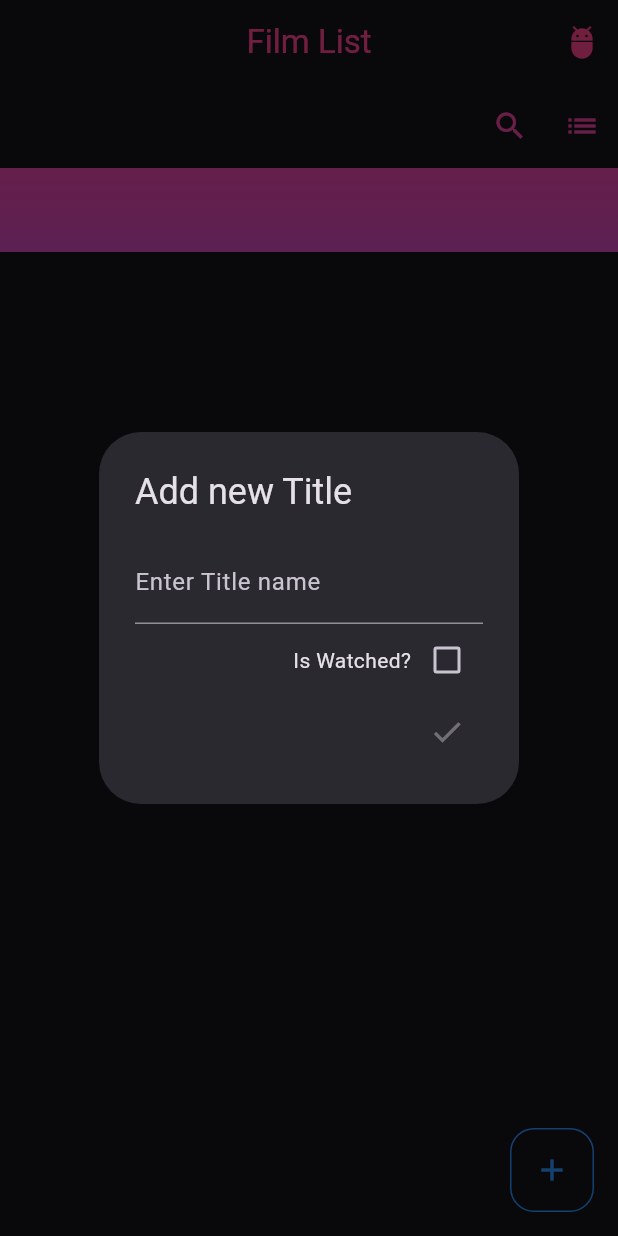
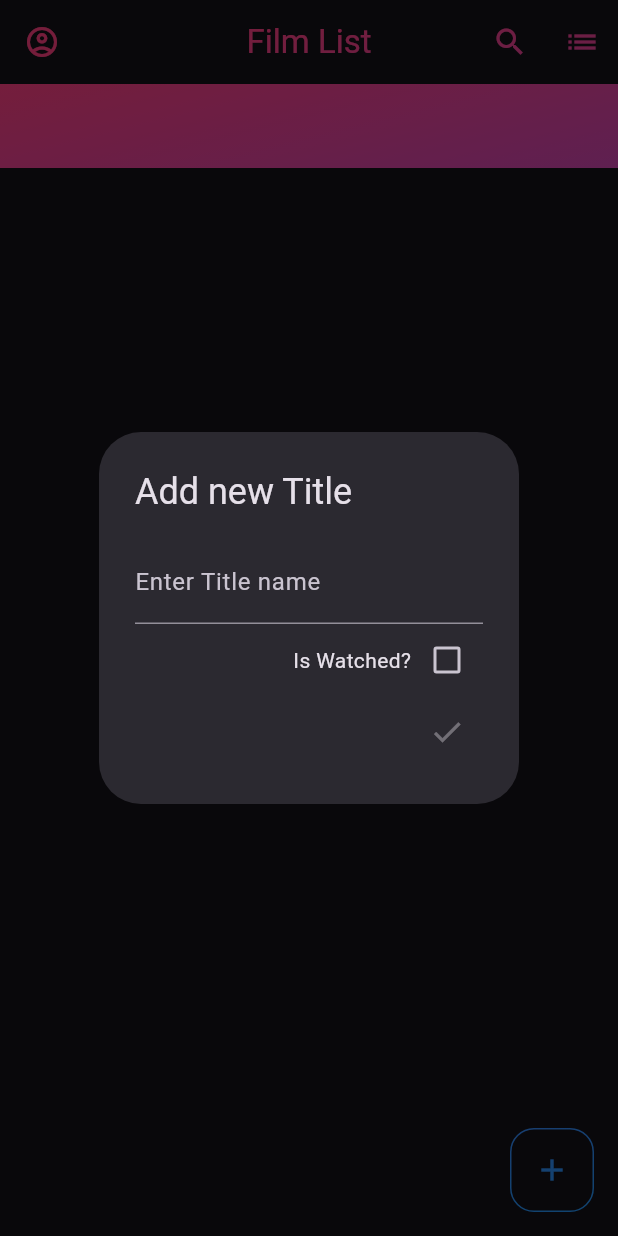
Before and after one commit to KlesserRG/film_list, a Flutter app: the screen it shows after launch, after a tap on the "grid view" icon, after a tap on the "add" icon, on a phone screen of 412 x 824 dp. Run offline on Flutter 3.47's test engine with Material 2 defaults, Android fonts, the phone set to English and light mode, and no system bars; our stand-ins replace bloc, equatable, flutter_bloc, hive, hive_flutter; accounts and stored records are empty.

Commit message:
search system 0.1

```diff
--- /dev/null
+++ b/lib/domain/bloc/film_searcher/film_searcher_event.dart
@@ -0,0 +1,31 @@
+part of 'film_searcher_bloc.dart';
+
+abstract class FilmSearcherEvent extends Equatable {
+  const FilmSearcherEvent();
+
+  @override
+  List<Object> get props => [];
+}
+
+class FilmSearcherLoadEvent extends FilmSearcherEvent {
+  const FilmSearcherLoadEvent();
+
+  @override
+  List<Object> get props => [];
+}
+
+class FilmSearcherSortEvent extends FilmSearcherEvent {
+  final List<HiveItemType> data;
+  final Set<int> rate;
+  final bool isWatched;
+  final String name;
+  const FilmSearcherSortEvent({
+    required this.data,
+    this.isWatched = true,
+    this.name = '',
+    this.rate = const {4,5},
+  });
+
+  @override
+  List<Object> get props => [data];
+}
--- /dev/null
+++ b/lib/domain/bloc/film_searcher/film_searcher_state.dart
@@ -0,0 +1,27 @@
+part of 'film_searcher_bloc.dart';
+
+abstract class FilmSearcherState extends Equatable {
+  const FilmSearcherState();
+
+  @override
+  List<Object> get props => [];
+}
+
+class FilmSearcherInitial extends FilmSearcherState {}
+
+class FilmSeatcherLoaded extends FilmSearcherState{
+  final String text;
+  final bool isWatched;
+  final Set<int> rate;
+  final List<HiveItemType> data;
+
+  const FilmSeatcherLoaded({
+    required this.text,
+    required this.isWatched,
+    required this.rate,
+    this.data = const [],
+  });
+
+  @override
+  List<Object> get props => [];
+}
--- a/lib/ui/app.dart
+++ b/lib/ui/app.dart
@@ -1,4 +1,5 @@
-import 'package:film_list/domain/bloc/film_list_bloc.dart';
+import 'package:film_list/domain/bloc/film_list/film_list_bloc.dart';
+import 'package:film_list/domain/bloc/film_searcher/film_searcher_bloc.dart';
 import 'package:film_list/ui/main_page/main_page.dart';
 import 'package:flutter/material.dart';
 import 'package:flutter_bloc/flutter_bloc.dart';
@@ -8,8 +9,15 @@ class App extends StatelessWidget {
 
   @override
   Widget build(BuildContext context) {
-    return BlocProvider(
-      create: (context) => FilmListBloc()..add(const FilmListLoad()),
+    return MultiBlocProvider(
+      providers: [
+        BlocProvider(
+          create: (context) => FilmListBloc()..add(const FilmListLoad()),
+        ),
+        BlocProvider(
+          create: (context) => FilmSearcherBloc()..add(const FilmSearcherLoadEvent()),
+        )
+      ],
       child: MaterialApp(
         debugShowCheckedModeBanner: false,
         theme: ThemeData.dark(useMaterial3: true),
--- a/lib/ui/main_page/grid_view_dialog.dart
+++ b/lib/ui/main_page/grid_view_dialog.dart
@@ -1,4 +1,4 @@
-import 'package:film_list/domain/bloc/film_list_bloc.dart';
+import 'package:film_list/domain/bloc/film_list/film_list_bloc.dart';
 import 'package:film_list/domain/hive/hive_item_type.dart';
 import 'package:film_list/ui/main_page/main_page_delete.dart';
 import 'package:flutter/material.dart';
--- a/lib/ui/main_page/main_page.dart
+++ b/lib/ui/main_page/main_page.dart
@@ -1,7 +1,8 @@
-import 'package:film_list/domain/bloc/film_list_bloc.dart';
+import 'package:film_list/domain/bloc/film_list/film_list_bloc.dart';
 import 'package:film_list/ui/main_page/grid_view_variable.dart';
 import 'package:film_list/ui/main_page/list_view_variable.dart';
 import 'package:film_list/ui/main_page/main_page_add.dart';
+import 'package:film_list/ui/main_page/main_page_search_bar.dart';
 import 'package:flutter/material.dart';
 import 'package:flutter_bloc/flutter_bloc.dart';
 
@@ -32,7 +33,7 @@ class MainPageBackground extends StatelessWidget {
       decoration: const BoxDecoration(
         gradient: LinearGradient(
           begin: Alignment.topCenter,
-          end: Alignment.bottomCenter,
+          end: Alignment.bottomRight,
           colors: [
             Colors.pinkAccent,
             Colors.deepPurpleAccent,
@@ -80,24 +81,22 @@ class _MainPageFrontgroundState extends State<MainPageFrontground> {
               scrolledUnderElevation: 0,
               title: const Text("Film List"),
               centerTitle: true,
+              leading: IconButton(
+                onPressed: () {},
+                icon: const Icon(Icons.account_circle_outlined),
+              ),
               actions: [
                 IconButton(
-                    onPressed: () {}, icon: const Icon(Icons.adb_rounded))
-              ],
+                  onPressed: () {
+                    Navigator.push(
+                      context,
+                      MaterialPageRoute(
+                        builder: (context) => MainPageSearchBar(data: data),
                       ),
-            // drawer: const MainPageDrawer,
-            body: CustomScrollView(
-              slivers: <Widget>[
-                SliverAppBar(
-                  leading: null,
-                  floating: true,
-                  backgroundColor: Colors.transparent,
-                  surfaceTintColor: Colors.transparent,
-                  elevation: 0,
-                  scrolledUnderElevation: 0,
-                  actions: [
-                    IconButton(
-                        onPressed: () {}, icon: const Icon(Icons.search)),
+                    );
+                  },
+                  icon: const Icon(Icons.search),
+                ),
                 IconButton(
                   onPressed: () {
                     isList = !isList;
@@ -105,9 +104,12 @@ class _MainPageFrontgroundState extends State<MainPageFrontground> {
                   },
                   icon: isList == true
                       ? const Icon(Icons.grid_view_sharp)
-                            : const Icon(Icons.list))
+                      : const Icon(Icons.list),
+                ),
               ],
             ),
+            body: CustomScrollView(
+              slivers: <Widget>[
                 data.isEmpty
                     ? const SliverAppBar(
                         title: Text("There is nothing!"),
--- a/lib/ui/main_page/main_page_add.dart
+++ b/lib/ui/main_page/main_page_add.dart
@@ -1,4 +1,5 @@
-import 'package:film_list/domain/bloc/film_list_bloc.dart';
+
+import 'package:film_list/domain/bloc/film_list/film_list_bloc.dart';
 import 'package:film_list/domain/hive/hive_boxes.dart';
 import 'package:film_list/domain/hive/hive_item_type.dart';
 import 'package:flutter/material.dart';
--- a/lib/ui/main_page/main_page_delete.dart
+++ b/lib/ui/main_page/main_page_delete.dart
@@ -1,4 +1,4 @@
-import 'package:film_list/domain/bloc/film_list_bloc.dart';
+import 'package:film_list/domain/bloc/film_list/film_list_bloc.dart';
 import 'package:film_list/domain/hive/hive_item_type.dart';
 import 'package:flutter/material.dart';
 import 'package:flutter_bloc/flutter_bloc.dart';
--- a/lib/ui/main_page/main_page_edit.dart
+++ b/lib/ui/main_page/main_page_edit.dart
@@ -1,4 +1,4 @@
-import 'package:film_list/domain/bloc/film_list_bloc.dart';
+import 'package:film_list/domain/bloc/film_list/film_list_bloc.dart';
 import 'package:film_list/domain/hive/hive_item_type.dart';
 import 'package:flutter/material.dart';
 import 'package:flutter_bloc/flutter_bloc.dart';
@@ -53,10 +53,6 @@ class _MainPageEditState extends State<MainPageEdit> {
           TextField(
             decoration: const InputDecoration(labelText: "Enter Title name"),
             controller: controllerTitle,
-            // onChanged: (text) {
-            //   title = text;
-            //   setState(() {});
-            // },
           ),
           Row(
             mainAxisAlignment: MainAxisAlignment.end,
```
Also changed, not shown: lib/domain/bloc/film_searcher/film_searcher_bloc.dart (added, +71 -0 lines), lib/ui/main_page/main_page_drawer.dart (deleted, +0 -33 lines), lib/ui/main_page/main_page_search_bar.dart (added, +91 -0 lines), lib/domain/bloc/film_list/film_list_bloc.dart (renamed from lib/domain/bloc/film_list_bloc.dart), lib/domain/bloc/film_list/film_list_event.dart (renamed from lib/domain/bloc/film_list_event.dart), lib/domain/bloc/film_list/film_list_state.dart (renamed from lib/domain/bloc/film_list_state.dart). Lines whose indentation alone changed are shown as unchanged.
